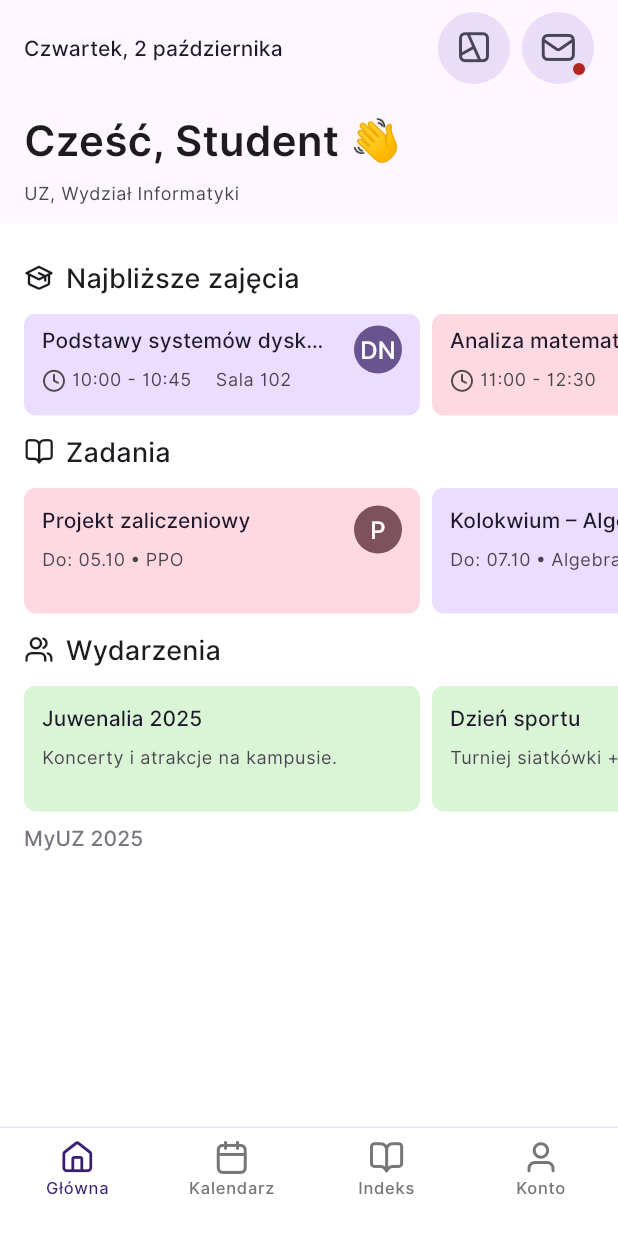
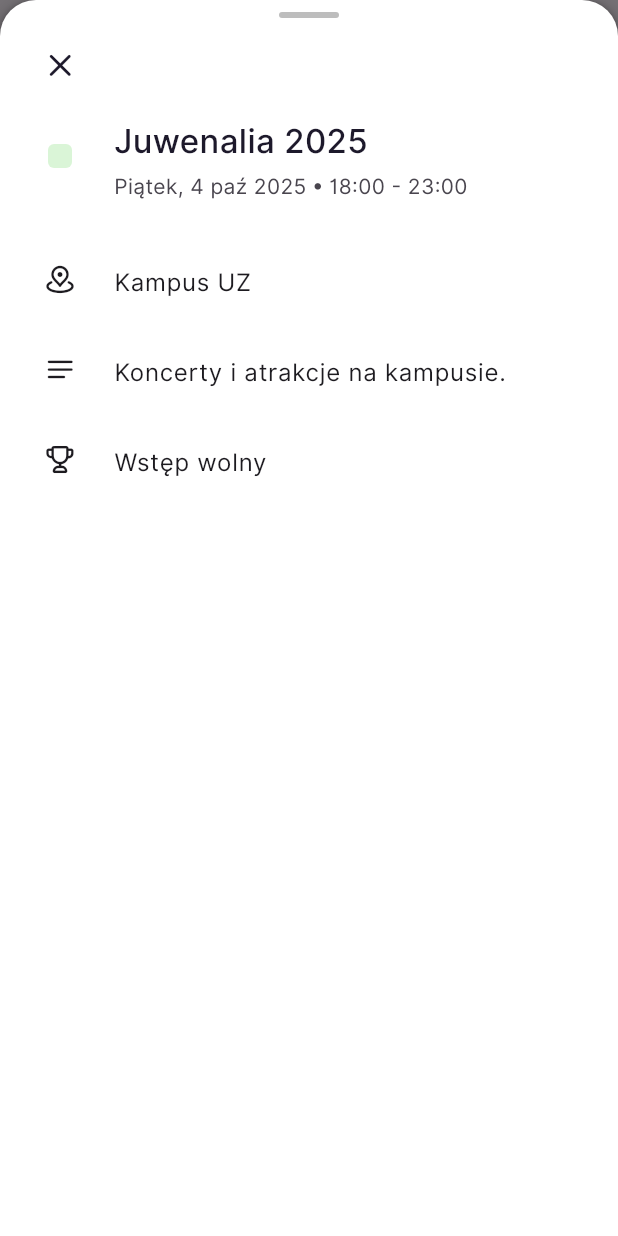
Before and after one commit to lifeoverthinker/my_uz, a Flutter app: the HomePage screen opened directly, after a tap on "Juwenalia 2025", on a phone screen of 412 x 824 dp. Run offline on Flutter 3.47's test engine with Material 3 defaults, Android fonts, the phone set to English and light mode, and no system bars; our stand-ins replace flutter_dotenv, flutter_svg, shared_preferences, supabase_flutter; accounts and stored records are empty.

Commit message:
Adds event details bottom sheet
Introduces a bottom sheet to display detailed information about events.

This includes creating a new `EventModel` to hold event data,
a new screen `event_details.dart` that implements the bottom sheet
and updating the `EventsSection` to open the sheet on tap.

The `EventCard` is also updated to trigger the bottom sheet opening.
The previous `EventModel` definition in `events_section.dart` has been removed.
Sample event data has been added to the home screen.

```diff
--- /dev/null
+++ b/devtools_options.yaml
@@ -0,0 +1,3 @@
+description: This file stores settings for Dart & Flutter DevTools.
+documentation: https://docs.flutter.dev/tools/devtools/extensions#configure-extension-enablement-states
+extensions:
--- /dev/null
+++ b/lib/models/event_model.dart
@@ -0,0 +1,26 @@
+// event_model.dart
+import 'package:flutter/material.dart';
+
+class EventModel {
+  final String id;              // Dodane pole id
+  final String title;           // Tytuł wydarzenia
+  final String description;     // Krótki opis lub szczegóły
+  final String date;            // Data, np. "Piątek, 4 wrz 2025"
+  final String time;            // Godzina, np. "18:00 - 19:00"
+  final String location;        // Lokalizacja (szczegóły sali, adres)
+  final bool freeEntry;         // Czy wydarzenie jest darmowe
+  final Color? backgroundColor; // Tło karty, opcjonalnie
+  final int colorVariant;       // Dodane pole
+
+  EventModel({
+    required this.id,           // Dodane pole id
+    required this.title,
+    required this.description,
+    required this.date,
+    required this.time,
+    required this.location,
+    required this.freeEntry,
+    this.backgroundColor,
+    this.colorVariant = 0,      // Domyślna wartość
+  });
+}
--- a/lib/screens/home/components/events_section.dart
+++ b/lib/screens/home/components/events_section.dart
@@ -2,20 +2,8 @@ import 'package:flutter/material.dart';
 import 'package:my_uz/icons/my_uz_icons.dart';
 import 'package:my_uz/theme/text_style.dart';
 import 'package:my_uz/widgets/cards/event_card.dart';
-
-/// Model wydarzenia (prosty – YAGNI)
-class EventModel {
-  final String id;
-  final String title;
-  final String description;
-  final int colorVariant; // 0 / 1
-  const EventModel({
-    required this.id,
-    required this.title,
-    required this.description,
-    this.colorVariant = 0,
-  });
-}
+import 'package:my_uz/models/event_model.dart';
+import 'package:my_uz/screens/home/details/event_details.dart';
 
 /// Sekcja: Wydarzenia
 /// Card height (Figma): 84
@@ -66,11 +54,16 @@ class EventsSection extends StatelessWidget {
                       borderRadius: BorderRadius.circular(8),
                       splashColor: Colors.transparent,
                       highlightColor: Colors.transparent,
-                      onTap: () => onTap(e),
+                      onTap: () {
+                        EventDetailsSheet.open(context, e);
+                        // Możesz też wywołać onTap(e) jeśli potrzebujesz
+                        // onTap(e);
+                      },
                       child: EventCard(
                         title: e.title,
                         description: e.description,
                         backgroundColor: bg,
+                        eventModel: e,
                       ),
                     ),
                   ),
--- /dev/null
+++ b/lib/screens/home/details/event_details.dart
@@ -0,0 +1,298 @@
+// event_details.dart
+import 'package:flutter/material.dart';
+import 'package:my_uz/icons/my_uz_icons.dart';
+import 'package:my_uz/models/event_model.dart';
+import 'package:my_uz/theme/app_colors.dart';
+import 'package:my_uz/theme/text_style.dart';
+
+abstract class EventDetailsSheet {
+  static Future<void> open(BuildContext context, EventModel event) {
+    return showModalBottomSheet<void>(
+      context: context,
+      isScrollControlled: true,
+      useSafeArea: true,
+      backgroundColor: Colors.transparent,
+      barrierColor: Colors.black54,
+      builder: (_) => _EventDetailsDraggable(eventModel: event),
+    );
+  }
+}
+
+const double _kMinChildFraction = 0.40;
+const double _kMaxChildFraction = 1.0;
+const double _kTopRadius = 24;
+const double _kHitArea = 48;
+const double _kCircleSmall = 32;
+const double _kCircleLarge = 40;
+const double _kIconToTextGap = 12;
+
+class _EventDetailsDraggable extends StatelessWidget {
+  final EventModel eventModel;
+  const _EventDetailsDraggable({required this.eventModel});
+
+  @override
+  Widget build(BuildContext context) {
+    return DraggableScrollableSheet(
+      expand: false,
+      minChildSize: _kMinChildFraction,
+      initialChildSize: 1.0,
+      maxChildSize: _kMaxChildFraction,
+      builder: (context, scrollController) {
+        return _EventSheetScaffold(
+          scrollController: scrollController,
+          child: _EventDetailsContent(eventModel: eventModel),
+        );
+      },
+    );
+  }
+}
+
+class _EventSheetScaffold extends StatelessWidget {
+  final Widget child;
+  final ScrollController scrollController;
+  const _EventSheetScaffold({required this.child, required this.scrollController});
+
+  @override
+  Widget build(BuildContext context) {
+    final topPadding = MediaQuery.of(context).padding.top;
+    const horizontal = 16.0;
+    const handleTopGap = 8.0;
+    const handleToXGap = 8.0;
+    const xToHeaderGap = 12.0;
+    return Container(
+      margin: EdgeInsets.zero,
+      padding: EdgeInsets.only(top: topPadding + handleTopGap),
+      decoration: const BoxDecoration(
+        color: Colors.white,
+        borderRadius: BorderRadius.vertical(top: Radius.circular(_kTopRadius)),
+        boxShadow: [
+          BoxShadow(color: Color(0x4C000000), blurRadius: 3, offset: Offset(0, 1)),
+          BoxShadow(color: Color(0x26000000), blurRadius: 8, offset: Offset(0, 4), spreadRadius: 3),
+        ],
+      ),
+      child: Padding(
+        padding: const EdgeInsets.fromLTRB(horizontal, 0, horizontal, 16),
+        child: Column(
+          mainAxisSize: MainAxisSize.min,
+          children: [
+            const _Grip(),
+            const SizedBox(height: handleToXGap),
+            Row(
+              children: [
+                _AdaptiveIconSlot(
+                  iconSize: 24,
+                  semanticsLabel: 'Zamknij szczegóły wydarzenia',
+                  isButton: true,
+                  onTap: () => Navigator.of(context).maybePop(),
+                  child: Icon(MyUz.x_close, size: 24, color: const Color(0xFF1D192B)),
+                ),
+                const Spacer(),
+              ],
+            ),
+            const SizedBox(height: xToHeaderGap),
+            Expanded(
+              child: SingleChildScrollView(
+                controller: scrollController,
+                child: child,
+              ),
+            ),
+          ],
+        ),
+      ),
+    );
+  }
+}
+
+class _EventDetailsContent extends StatelessWidget {
+  final EventModel eventModel;
+  const _EventDetailsContent({required this.eventModel});
+
+  @override
+  Widget build(BuildContext context) {
+    final cs = Theme.of(context).colorScheme;
+    const headerBottomGap = 28.0;
+    const rowVerticalGap = 12.0;
+    return Column(
+      crossAxisAlignment: CrossAxisAlignment.start,
+      children: [
+        Row(
+          crossAxisAlignment: CrossAxisAlignment.start,
+          children: [
+            _AdaptiveIconSlot(
+              iconSize: 16,
+              child: _TypeColorMarker(
+                color: eventModel.backgroundColor ?? const Color(0xFFDAF5D7), // taki sam jak w EventCard
+              ),
+            ),
+            const SizedBox(width: _kIconToTextGap),
+            Expanded(
+              child: Column(
+                crossAxisAlignment: CrossAxisAlignment.start,
+                children: [
+                  Text(
+                    eventModel.title,
+                    style: AppTextStyle.myUZTitleLarge.copyWith(
+                      fontWeight: FontWeight.w500,
+                      color: const Color(0xFF1D192B),
+                    ),
+                    maxLines: 2,
+                    overflow: TextOverflow.ellipsis,
+                  ),
+                  const SizedBox(height: 6),
+                  Text(
+                    _dateLine(eventModel.date, eventModel.time),
+                    style: AppTextStyle.myUZBodyMedium.copyWith(
+                      color: cs.onSurfaceVariant,
+                      fontWeight: FontWeight.w400,
+                    ),
+                  ),
+                ],
+              ),
+            ),
+          ],
+        ),
+        const SizedBox(height: headerBottomGap),
+        _DetailRow(icon: MyUz.marker_pin_04, label: eventModel.location.isNotEmpty ? eventModel.location : 'Lokalizacja -'),
+        const SizedBox(height: rowVerticalGap),
+        _DetailRow(icon: MyUz.menu_03, label: eventModel.description.isNotEmpty ? eventModel.description : 'Opis -'),
+        const SizedBox(height: rowVerticalGap),
+        _DetailRow(
+          icon: MyUz.trophy_01, // ZAMIANA z MyUz.ticket na istniejącą ikonę
+          label: eventModel.freeEntry ? 'Wstęp wolny' : 'Wstęp płatny',
+        ),
+      ],
+    );
+  }
+
+  static String _dateLine(String date, String time) {
+    return '$date • $time';
+  }
+}
+
+class _Grip extends StatelessWidget {
+  const _Grip();
+  @override
+  Widget build(BuildContext context) {
+    return Container(
+      width: 40,
+      height: 4,
+      decoration: BoxDecoration(
+        color: Colors.black26,
+        borderRadius: BorderRadius.circular(2),
+      ),
+    );
+  }
+}
+
+class _AdaptiveIconSlot extends StatelessWidget {
+  final double iconSize;
+  final Widget child;
+  final Color? background;
+  final VoidCallback? onTap;
+  final String? semanticsLabel;
+  final bool isButton;
+  const _AdaptiveIconSlot({
+    required this.iconSize,
+    required this.child,
+    this.background,
+    this.onTap,
+    this.semanticsLabel,
+    this.isButton = false,
+  });
+
+  @override
+  Widget build(BuildContext context) {
+    final double circle = iconSize >= 24 ? _kCircleLarge : _kCircleSmall;
+    Widget inner = SizedBox(
+      width: _kHitArea,
+      height: _kHitArea,
+      child: Center(
+        child: Container(
+          width: circle,
+          height: circle,
+          decoration: BoxDecoration(
+            color: background,
+            borderRadius: BorderRadius.circular(circle / 2),
+          ),
+          alignment: Alignment.center,
+          child: SizedBox(
+            width: iconSize,
+            height: iconSize,
+            child: FittedBox(fit: BoxFit.contain, child: child),
+          ),
+        ),
+      ),
+    );
+
+    if (onTap != null) {
+      inner = Material(
+        type: MaterialType.transparency,
+        child: InkWell(
+          borderRadius: BorderRadius.circular(circle / 2),
+          splashColor: Colors.black12,
+          onTap: onTap,
+          child: inner,
+        ),
+      );
+    }
+    if (semanticsLabel != null) {
+      inner = Semantics(
+        button: isButton,
+        label: semanticsLabel,
+        child: inner,
+      );
+    }
+    return inner;
+  }
+}
+
+class _TypeColorMarker extends StatelessWidget {
+  final Color color;
+  const _TypeColorMarker({required this.color});
+  @override
+  Widget build(BuildContext context) {
+    return Container(
+      width: 16,
+      height: 16,
+      decoration: ShapeDecoration(
+        color: color,
+        shape: RoundedRectangleBorder(borderRadius: BorderRadius.circular(4)),
+      ),
+    );
+  }
+}
+
+class _DetailRow extends StatelessWidget {
+  final IconData icon;
+  final String label;
+  const _DetailRow({required this.icon, required this.label});
+  @override
+  Widget build(BuildContext context) {
+    final cs = Theme.of(context).colorScheme;
+    return Row(
+      crossAxisAlignment: CrossAxisAlignment.start,
+      children: [
+        _AdaptiveIconSlot(
+          iconSize: 20,
+          child: Icon(icon, size: 20, color: cs.onSurface),
+        ),
+        const SizedBox(width: _kIconToTextGap),
+        Expanded(
+          child: Padding(
+            padding: const EdgeInsets.only(top: 14),
+            child: Text(
+              label,
+              style: AppTextStyle.myUZBodyLarge.copyWith(color: cs.onSurface),
+            ),
+          ),
+        ),
+      ],
+    );
+  }
+}
+
+class _NoGlow extends ScrollBehavior {
+  const _NoGlow();
+  @override
+  Widget buildOverscrollIndicator(BuildContext context, Widget child, ScrollableDetails details) => child;
+}
--- a/lib/screens/home/home_screen.dart
+++ b/lib/screens/home/home_screen.dart
@@ -8,6 +8,7 @@ import 'package:my_uz/theme/text_style.dart';
 // MODELE
 import 'package:my_uz/models/class_model.dart';
 import 'package:my_uz/models/task_model.dart';
+import 'package:my_uz/models/event_model.dart';
 // DODANE: ekran szczegółów zajęć
 import 'package:my_uz/screens/home/details/class_details.dart';
 import 'package:my_uz/screens/home/details/task_details.dart';
@@ -94,10 +95,34 @@ class _HomeScreenState extends State<HomeScreen> {
         deadline: now2.add(const Duration(days: 6)),
       ),
     ];
-    _events = const [
-      EventModel(id: 'e1', title: 'Juwenalia 2025', description: 'Koncerty i atrakcje na kampusie.'),
-      EventModel(id: 'e2', title: 'Dzień sportu', description: 'Turniej siatkówki + biegi.'),
-      EventModel(id: 'e3', title: 'Hackathon UZ', description: '24h kodowania – zgłoś zespół.'),
+    _events = [
+      EventModel(
+        id: 'e1',
+        title: 'Juwenalia 2025',
+        description: 'Koncerty i atrakcje na kampusie.',
+        date: 'Piątek, 4 paź 2025',
+        time: '18:00 - 23:00',
+        location: 'Kampus UZ',
+        freeEntry: true,
+      ),
+      EventModel(
+        id: 'e2',
+        title: 'Dzień sportu',
+        description: 'Turniej siatkówki + biegi.',
+        date: 'Sobota, 10 paź 2025',
+        time: '10:00 - 16:00',
+        location: 'Stadion UZ',
+        freeEntry: false,
+      ),
+      EventModel(
+        id: 'e3',
+        title: 'Hackathon UZ',
+        description: '24h kodowania – zgłoś zespół.',
+        date: 'Wtorek, 21 paź 2025',
+        time: '09:00 - 09:00',
+        location: 'Aula UZ',
+        freeEntry: true,
+      ),
     ];
   }
 
--- a/lib/widgets/cards/event_card.dart
+++ b/lib/widgets/cards/event_card.dart
@@ -1,9 +1,9 @@
 import 'package:flutter/material.dart';
 import 'package:my_uz/theme/text_style.dart';
+import 'package:my_uz/screens/home/details/event_details.dart';
+import 'package:my_uz/models/event_model.dart';
 
 /// EventCard – karta “Wydarzenia”
-/// Figma height: 84 px (analogiczna struktura do TaskCard)
-/// 12 + 20 + 8 + 32 + 12 = 84
 class EventCard extends StatelessWidget {
   static const double _kHeightEvent = 84;
 
@@ -11,11 +11,13 @@ class EventCard extends StatelessWidget {
   final String description;
   final Color? backgroundColor;
   final bool hugHeight;
+  final EventModel eventModel;
 
   const EventCard({
     super.key,
     required this.title,
     required this.description,
+    required this.eventModel,
     this.backgroundColor,
     this.hugHeight = false,
   });
@@ -55,11 +57,18 @@ class EventCard extends StatelessWidget {
       ),
     );
 
-    if (adaptive) return inner;
-
-    return ConstrainedBox(
-      constraints: const BoxConstraints(minHeight: _kHeightEvent),
-      child: inner,
+    if (adaptive) {
+      return GestureDetector(
+        onTap: () => EventDetailsSheet.open(context, eventModel),
+        child: inner,
+      );
+    }
+    return GestureDetector(
+      onTap: () => EventDetailsSheet.open(context, eventModel),
+      child: ConstrainedBox(
+        constraints: const BoxConstraints(minHeight: _kHeightEvent),
+        child: inner,
+      ),
     );
   }
 }
```
Also changed, not shown: 1 other file.
